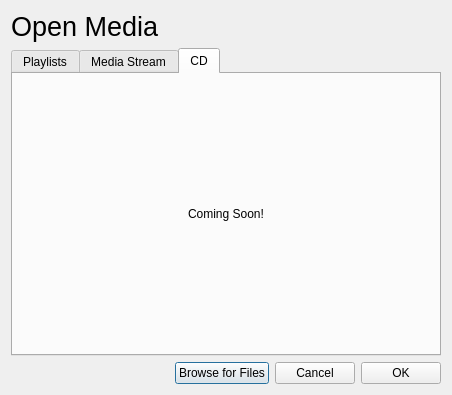
Above: openmedia.ui from kaylinDevelopment/themedia before the change. Below: the same form after it.
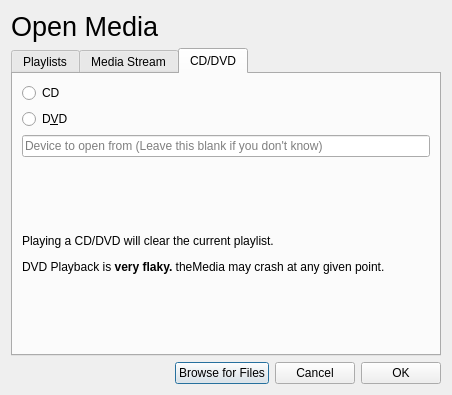
That is the form after the change. The open tabs and pages were chosen to show the change. Icons and pictures are not drawn.

The edit to the form file:
```diff
--- a/openmedia.ui
+++ b/openmedia.ui
@@ -69,16 +69,37 @@
      </widget>
      <widget class="QWidget" name="tab_3">
       <attribute name="title">
-       <string>CD</string>
+       <string>CD/DVD</string>
       </attribute>
-      <layout class="QGridLayout" name="gridLayout">
-       <item row="0" column="0">
+      <layout class="QVBoxLayout" name="verticalLayout_3">
+       <item>
+        <widget class="QRadioButton" name="CdRadio">
+         <property name="text">
+          <string>CD</string>
+         </property>
+        </widget>
+       </item>
+       <item>
+        <widget class="QRadioButton" name="DvdRadio">
+         <property name="text">
+          <string>D&amp;VD</string>
+         </property>
+        </widget>
+       </item>
+       <item>
+        <widget class="QLineEdit" name="deviceLine">
+         <property name="inputMask">
+          <string/>
+         </property>
+         <property name="placeholderText">
+          <string>Device to open from (Leave this blank if you don't know)</string>
+         </property>
+        </widget>
+       </item>
+       <item>
         <widget class="QLabel" name="label_2">
          <property name="text">
-          <string>Coming Soon!</string>
-         </property>
-         <property name="alignment">
-          <set>Qt::AlignCenter</set>
+          <string>&lt;html&gt;&lt;head/&gt;&lt;body&gt;&lt;p&gt;Playing a CD/DVD will clear the current playlist. &lt;/p&gt;&lt;p&gt;DVD Playback is &lt;span style=&quot; font-weight:600;&quot;&gt;very flaky.&lt;/span&gt; theMedia may crash at any given point.&lt;/p&gt;&lt;/body&gt;&lt;/html&gt;</string>
          </property>
         </widget>
        </item>
```
Left out of the diff: 11 changed lines with no effect on the pictures.
